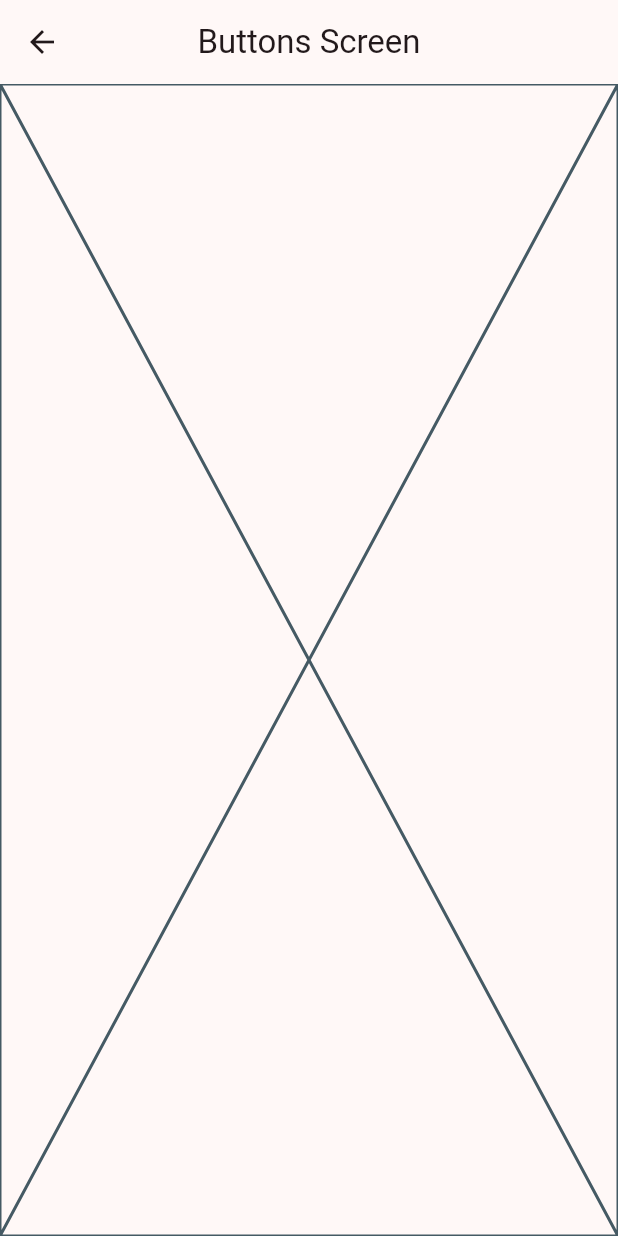
After one commit to Erik-egam/Widgets_app, a Flutter app: the screen it shows after launch, after a tap on "Botones", on a phone screen of 412 x 824 dp. The commit adds this screen. Run offline on Flutter 3.47's test engine with Material 3 defaults, Android fonts, the phone set to English and light mode, and no system bars; our stand-ins replace go_router.

Commit message:
uso de go router

```diff
--- /dev/null
+++ b/lib/config/menu/router/app_router.dart
@@ -0,0 +1,25 @@
+import 'package:go_router/go_router.dart';
+import 'package:widgets_app/presentation/screens/screens.dart';
+
+// GoRouter configuration
+final appRouter = GoRouter(
+  initialLocation: '/',
+  routes: [
+
+    GoRoute(
+      path: '/',
+      builder: (context, state) => const HomeScreen(),
+    ),
+
+    GoRoute(
+      path: '/buttons',
+      builder: (context, state) => const ButtonsScreen(),
+    ),
+
+    GoRoute(
+      path: '/cards',
+      builder: (context, state) => const CardsScreen(),
+    ),
+
+  ],
+);
--- a/lib/main.dart
+++ b/lib/main.dart
@@ -1,6 +1,6 @@
 import 'package:flutter/material.dart';
+import 'package:widgets_app/config/menu/router/app_router.dart';
 import 'package:widgets_app/config/theme/app_theme.dart';
-import 'package:widgets_app/presentation/screens/home/home_screen.dart';
 
 void main() {
   runApp(const MainApp());
@@ -11,12 +11,11 @@ class MainApp extends StatelessWidget {
 
   @override
   Widget build(BuildContext context) {
-    return MaterialApp(
+    return MaterialApp.router(
       debugShowCheckedModeBanner: false,
       theme: AppTheme(selectedColor: 5).getTheme(),
-      home: const Scaffold(
-        body: HomeScreen()
-      ),
+      routerConfig: appRouter,
+
     );
   }
 }
--- /dev/null
+++ b/lib/presentation/screens/buttons/buttons_screen.dart
@@ -0,0 +1,15 @@
+import 'package:flutter/material.dart';
+
+class ButtonsScreen extends StatelessWidget {
+  const ButtonsScreen({super.key});
+
+  @override
+  Widget build(BuildContext context) {
+    return Scaffold(
+      appBar: AppBar(
+        title: const Text('Buttons Screen'),
+      ),
+      body: const Placeholder(),
+    );
+  }
+}
--- a/lib/presentation/screens/home/home_screen.dart
+++ b/lib/presentation/screens/home/home_screen.dart
@@ -1,4 +1,5 @@
 import 'package:flutter/material.dart';
+import 'package:go_router/go_router.dart';
 import 'package:widgets_app/config/menu/menu_items.dart';
 
 class HomeScreen extends StatelessWidget {
@@ -45,7 +46,7 @@ class _CustomListTile extends StatelessWidget {
       title: Text(menuItem.title),
       subtitle: Text(menuItem.subTitle),
       onTap: () {
-        // todo: navegar a otras pantallas
+        context.push(menuItem.link);
       },
     );
   }
--- /dev/null
+++ b/lib/presentation/screens/screens.dart
@@ -0,0 +1,3 @@
+export 'package:widgets_app/presentation/screens/buttons/buttons_screen.dart';
+export 'package:widgets_app/presentation/screens/cards/cards_screen.dart';
+export 'package:widgets_app/presentation/screens/home/home_screen.dart';
--- a/pubspec.yaml
+++ b/pubspec.yaml
@@ -9,11 +9,12 @@ environment:
 dependencies:
   flutter:
     sdk: flutter
+  go_router: ^17.0.0
 
 dev_dependencies:
+  flutter_lints: ^5.0.0
   flutter_test:
     sdk: flutter
-  flutter_lints: ^5.0.0
 
 flutter:
   uses-material-design: true
```
Also changed, not shown: lib/presentation/screens/cards/cards_screen.dart (added, +15 -0 lines), pubspec.lock.
